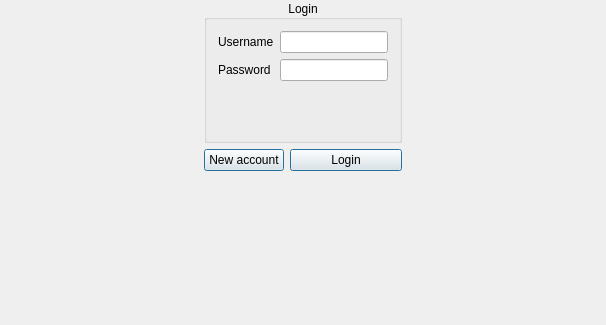
The window that Client/login.ui (PolitoTeam/Scriba) describes before a commit, drawn with Qt 5; both pictures show x 0 to 606 and y 174 to 499 of the 606 by 499 pixel window.
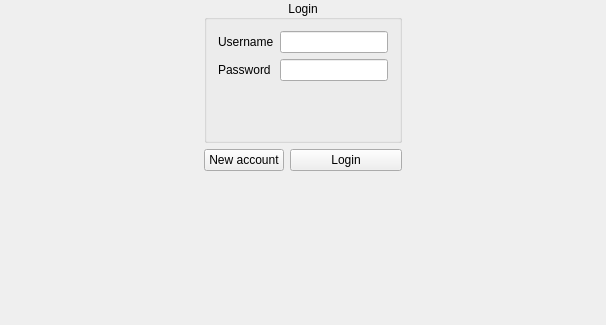
The same window after the commit.

Commit message: Fix button properties (default/autoDefault) to enable keyboard navigation

The edit to the form file:
```diff
--- a/Client/login.ui
+++ b/Client/login.ui
@@ -22,10 +22,10 @@
         <string>New account</string>
        </property>
        <property name="autoDefault">
-        <bool>false</bool>
+        <bool>true</bool>
        </property>
        <property name="default">
-        <bool>true</bool>
+        <bool>false</bool>
        </property>
       </widget>
      </item>
@@ -113,10 +113,10 @@
         <string>Login</string>
        </property>
        <property name="autoDefault">
-        <bool>false</bool>
+        <bool>true</bool>
        </property>
        <property name="default">
-        <bool>true</bool>
+        <bool>false</bool>
        </property>
       </widget>
      </item>
```
The commit also changes 2 other files.
